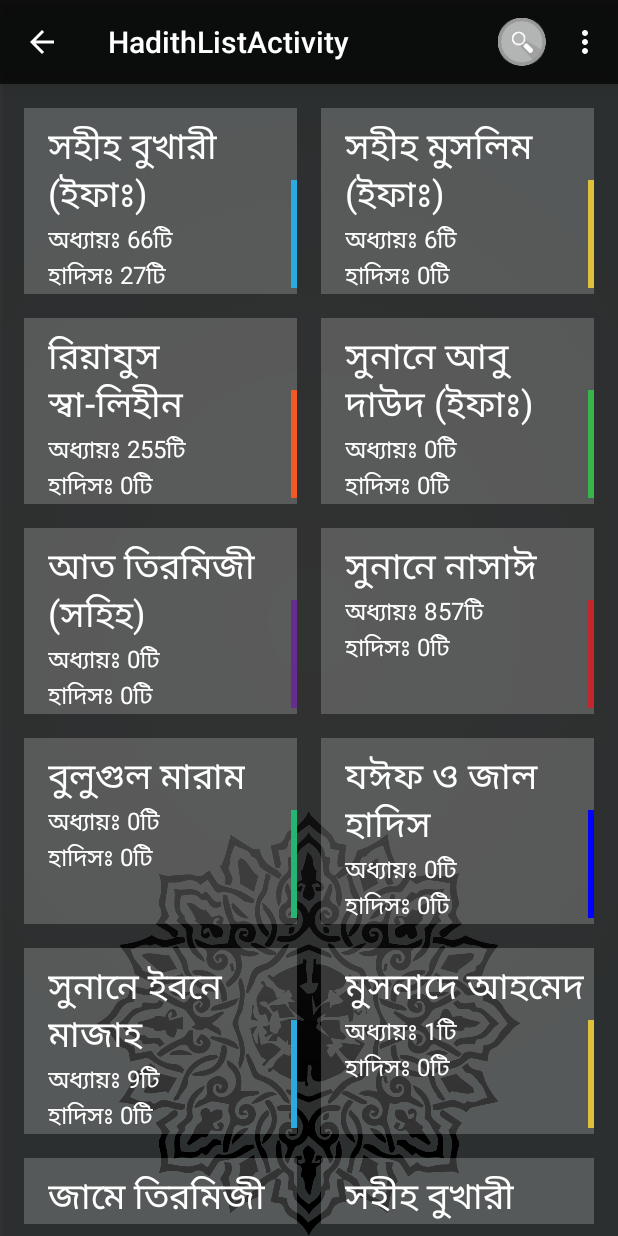
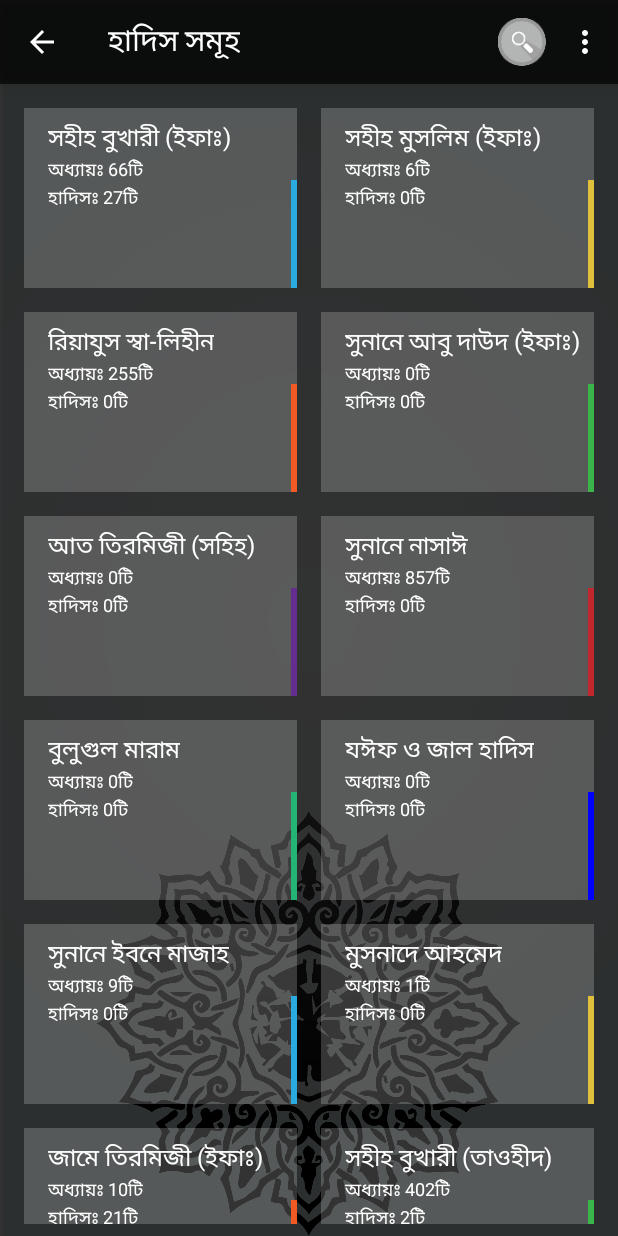
Before and after one commit to Apptitive/BanglaHadith, an Android app: the HadithListActivity screen opened directly, with no data from a screen before it, on a phone screen of 412 x 824 dp. Run offline under Robolectric (Android 15) with nearby library versions, the phone set to English and light mode, and no system bars; 4 statements that could not run were skipped.

Commit message:
update hadithlist font size

```diff
--- a/app/src/main/java/com/hadithbd/banglahadith/ui/HadithListActivity.java
+++ b/app/src/main/java/com/hadithbd/banglahadith/ui/HadithListActivity.java
@@ -37,6 +37,7 @@ public class HadithListActivity extends BaseActivity implements HadithListAdapte
     }
 
     private void setUpToolbar() {
+        //mToolbar.setTitle(UtilBanglaSupport.getBanglaSpannableString(getString(R.string.title_activity_hadith_list)));
         setSupportActionBar(mToolbar);
         getSupportActionBar().setDisplayHomeAsUpEnabled(true);
     }
@@ -61,6 +62,7 @@ public class HadithListActivity extends BaseActivity implements HadithListAdapte
 
         Intent intent = new Intent(this, HadithChapterListActivity.class);
         intent.putExtra(Constants.BOOK_ID, bookInfo.getBookId());
+        intent.putExtra(Constants.HADITH_TITLE, bookInfo.getBookName());
         startActivity(intent);
     }
 }
--- a/app/src/main/java/com/hadithbd/banglahadith/util/Constants.java
+++ b/app/src/main/java/com/hadithbd/banglahadith/util/Constants.java
@@ -21,4 +21,6 @@ public class Constants {
 
     public static final String LATEST_UPDATE_URL = "http://www.hadithbd.com/";
 
+    public static final String HADITH_TITLE="hadith_title";
+
 }
--- a/app/src/main/res/layout/hadith_chapter_list_item.xml
+++ b/app/src/main/res/layout/hadith_chapter_list_item.xml
@@ -11,7 +11,6 @@
         android:id="@+id/hadith_chapter_id"
         android:layout_width="@dimen/text_drawable_width"
         android:layout_height="@dimen/text_drawable_height"
-        android:layout_centerVertical="true"
         android:layout_marginLeft="@dimen/horizontal_margin_8dp"
         android:background="@drawable/text_drawable_background"
         android:gravity="center"
@@ -23,7 +22,6 @@
         android:layout_width="wrap_content"
         android:layout_height="wrap_content"
         android:layout_marginLeft="@dimen/activity_vertical_margin"
-        android:layout_marginTop="@dimen/vertical_margin_8dp"
         android:layout_toRightOf="@id/hadith_chapter_id"
         android:textColor="@android:color/white"
         android:textSize="@dimen/abc_text_size_subhead_material"/>
--- a/app/src/main/res/layout/hadith_list_item.xml
+++ b/app/src/main/res/layout/hadith_list_item.xml
@@ -1,6 +1,5 @@
 <?xml version="1.0" encoding="utf-8"?>
 <RelativeLayout xmlns:android="http://schemas.android.com/apk/res/android"
-    xmlns:app="http://schemas.android.com/apk/res-auto"
     android:layout_width="match_parent"
     android:layout_height="wrap_content"
     android:layout_margin="@dimen/vertical_margin_8dp"
@@ -13,8 +12,7 @@
         android:layout_width="wrap_content"
         android:layout_height="wrap_content"
         android:textColor="@android:color/white"
-        android:textSize="@dimen/abc_text_size_headline_material"
-        app:banglaText="Headline" />
+        android:textSize="@dimen/abc_text_size_subhead_material" />
 
     <com.hadithbd.banglahadith.views.BanglaTextView
         android:id="@+id/hadith_chapter_count"
@@ -22,8 +20,7 @@
         android:layout_height="wrap_content"
         android:layout_below="@id/hadith_name"
         android:textColor="@android:color/white"
-        android:textSize="@dimen/abc_text_size_subhead_material"
-        app:banglaText="Subheadline" />
+        android:textSize="@dimen/abc_text_size_caption_material" />
 
     <com.hadithbd.banglahadith.views.BanglaTextView
         android:id="@+id/hadith_count"
@@ -31,8 +28,7 @@
         android:layout_height="wrap_content"
         android:layout_below="@id/hadith_chapter_count"
         android:textColor="@android:color/white"
-        android:textSize="@dimen/abc_text_size_subhead_material"
-        app:banglaText="Subheadline" />
+        android:textSize="@dimen/abc_text_size_caption_material" />
 
 
     <View
@@ -40,6 +36,5 @@
         android:layout_width="@dimen/hadith_item_color_width"
         android:layout_height="@dimen/hadith_item_color_height"
         android:layout_alignParentRight="true"
-        android:layout_marginTop="40dp"
-        android:background="#29abe2" />
+        android:layout_marginTop="40dp"/>
 </RelativeLayout>
--- a/app/src/main/res/values/strings.xml
+++ b/app/src/main/res/values/strings.xml
@@ -7,7 +7,7 @@
     <string name="text_all_books">গ্রন্থ সমূহ</string>
     <string name="title_activity_hadith_detail_list">HadithDetailList</string>
     <string name="hello_world">Hello world!</string>
-    <string name="title_activity_hadith_list">HadithListActivity</string>
+    <string name="title_activity_hadith_list">হাদিস সমূহ</string>
     <string name="title_activity_book_chapter_list">BookChapterListActivity</string>
     <string name="title_activity_hadith_detail">HadithDetailActivity</string>
     <string name="bangla">বাংলা</string>
```
Also changed, not shown: app/src/main/java/com/hadithbd/banglahadith/ui/BaseActivity.java (+9 -0 lines), app/src/main/java/com/hadithbd/banglahadith/ui/HadithChapterListActivity.java (+8 -3 lines).
